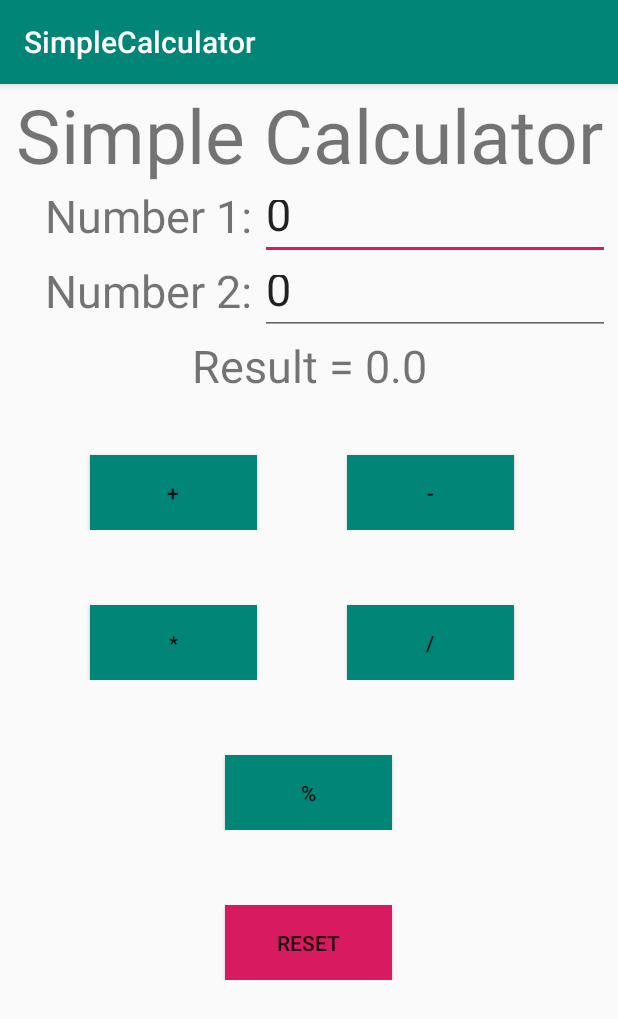
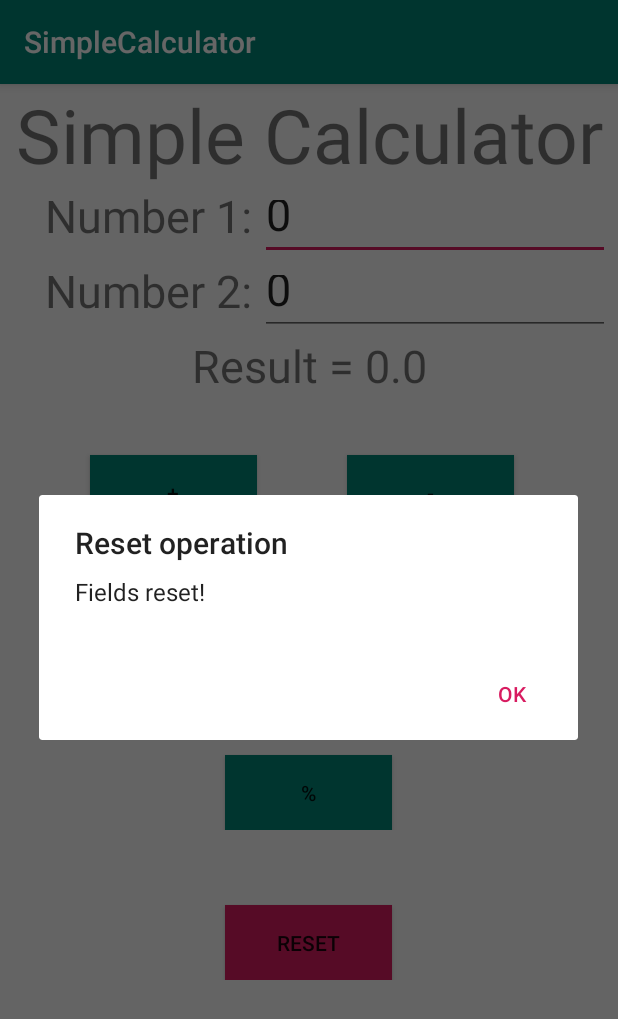
Before and after one commit to gauravc6/CollegeStuff, an Android app: the screen it shows after launch (MainActivity), after a tap on "RESET", on a phone screen of 412 x 824 dp. Shown: the top 1019 px of the screen. Run offline under Robolectric (Android 15) with nearby library versions, the phone set to English and light mode, and no system bars; 1 other tap on this screen came first.

Commit message:
Add alerts for operations

```diff
--- a/java/MobileAppDev/SimpleCalculator/app/src/main/java/com/somecoolname/simplecalculator/MainActivity.java
+++ b/java/MobileAppDev/SimpleCalculator/app/src/main/java/com/somecoolname/simplecalculator/MainActivity.java
@@ -1,10 +1,13 @@
 package com.somecoolname.simplecalculator;
 
+import androidx.appcompat.app.AlertDialog;
 import androidx.appcompat.app.AppCompatActivity;
 
+import android.content.DialogInterface;
 import android.os.Bundle;
 
 import android.view.View;
+import android.widget.Button;
 import android.widget.EditText;
 import android.widget.TextView;
 
@@ -14,65 +17,110 @@ public class MainActivity extends AppCompatActivity {
     private EditText field1;
     private EditText field2;
     private TextView resText;
+    private Button reset, add, mult, sub, div, mod;
 
 
     @Override
     protected void onCreate(Bundle savedInstanceState) {
         super.onCreate(savedInstanceState);
         setContentView(R.layout.layout_relative);
-    }
 
-    public void addNum(View v){
+        reset = findViewById(R.id.resetbutton);
+        add = findViewById(R.id.addbutton);
+        mult = findViewById(R.id.multbutton);
+        sub = findViewById(R.id.subbutton);
+        div = findViewById(R.id.divbutton);
+        mod = findViewById(R.id.modbutton);
+
+        add.setOnClickListener(new View.OnClickListener() {
+            @Override
+            public void onClick(View v) {
                 field1 = findViewById(R.id.editText);
                 field2 = findViewById(R.id.editText2);
                 float num1 = Float.valueOf(field1.getText().toString());
                 float num2 = Float.valueOf(field2.getText().toString());
                 float res = num1 + num2;
                 setVal(res);
+                createDialog("Addition of "+field1.getText()+" and "+field2.getText()+" is "+res+".", "Add operation");
             }
+        });
 
-    public void subNum(View v){
+        sub.setOnClickListener(new View.OnClickListener() {
+            @Override
+            public void onClick(View v) {
                 field1 = findViewById(R.id.editText);
                 field2 = findViewById(R.id.editText2);
                 float num1 = Float.valueOf(field1.getText().toString());
                 float num2 = Float.valueOf(field2.getText().toString());
                 float res = num1 - num2;
                 setVal(res);
+                createDialog("Subtraction of "+field2.getText()+" from "+field1.getText()+" is "+res+".", "Subtract Operation");
             }
+        });
 
-    public void multNum(View v){
+        mult.setOnClickListener(new View.OnClickListener() {
+            @Override
+            public void onClick(View v) {
                 field1 = findViewById(R.id.editText);
                 field2 = findViewById(R.id.editText2);
                 float num1 = Float.valueOf(field1.getText().toString());
                 float num2 = Float.valueOf(field2.getText().toString());
                 float res = num1 * num2;
                 setVal(res);
+                createDialog("Multiplication of "+field1.getText()+" and "+field2.getText()+" is "+res+".", "Multiply operation");
             }
+        });
 
-    public void divNum(View v){
+        div.setOnClickListener(new View.OnClickListener() {
+            @Override
+            public void onClick(View v) {
                 field1 = findViewById(R.id.editText);
                 field2 = findViewById(R.id.editText2);
                 float num1 = Float.valueOf(field1.getText().toString());
                 float num2 = Float.valueOf(field2.getText().toString());
                 float res = num1 / num2;
                 setVal(res);
+                createDialog("Division of "+field1.getText()+" by "+field2.getText()+" is "+res+".", "Divide operation");
             }
+        });
 
-    public void modNum(View v){
+        mod.setOnClickListener(new View.OnClickListener() {
+            @Override
+            public void onClick(View v) {
                 field1 = findViewById(R.id.editText);
                 field2 = findViewById(R.id.editText2);
                 float num1 = Float.valueOf(field1.getText().toString());
                 float num2 = Float.valueOf(field2.getText().toString());
                 float res = num1 % num2;
                 setVal(res);
+                createDialog("Mod of "+field1.getText()+" and "+field2.getText()+" is "+res+".", "Mod operation");
             }
-
-    public void resetField(View v){
+        });
+        reset.setOnClickListener(new View.OnClickListener() {
+            @Override
+            public void onClick(View v) {
                 field1 = findViewById(R.id.editText);
                 field2 = findViewById(R.id.editText2);
                 field1.setText(String.valueOf(0));
                 field2.setText(String.valueOf(0));
                 setVal(0);
+                createDialog("Fields reset!", "Reset operation");
+            }
+        });
+    }
+
+    public void createDialog(String msg, String title) {
+        AlertDialog.Builder alertBuilder = new AlertDialog.Builder(MainActivity.this);
+        alertBuilder.setMessage(msg).setCancelable(true)
+                .setPositiveButton("Ok", new DialogInterface.OnClickListener() {
+                    @Override
+                    public void onClick(DialogInterface dialog, int which) {
+                        dialog.cancel();
+                    }
+                });
+        AlertDialog alertDialog = alertBuilder.create();
+        alertDialog.setTitle(title);
+        alertDialog.show();
     }
 
     public void setVal(float x){
--- a/java/MobileAppDev/SimpleCalculator/app/src/main/res/layout/layout_linear.xml
+++ b/java/MobileAppDev/SimpleCalculator/app/src/main/res/layout/layout_linear.xml
@@ -73,7 +73,6 @@
         android:layout_height="wrap_content"
         android:orientation="horizontal">
         <Button
-            android:onClick="addNum"
             android:id="@+id/addbutton"
             android:layout_width="111dp"
             android:layout_height="match_parent"
@@ -82,7 +81,6 @@
             android:text="+"
             android:background="@color/colorPrimary"/>
         <Button
-            android:onClick="subNum"
             android:id="@+id/subbutton"
             android:layout_width="111dp"
             android:layout_height="match_parent"
@@ -97,7 +95,6 @@
         android:layout_height="wrap_content"
         android:orientation="horizontal">
         <Button
-            android:onClick="multNum"
             android:id="@+id/multbutton"
             android:layout_width="111dp"
             android:layout_height="match_parent"
@@ -106,7 +103,6 @@
             android:text="*"
             android:background="@color/colorPrimary"/>
         <Button
-            android:onClick="divNum"
             android:id="@+id/divbutton"
             android:layout_width="111dp"
             android:layout_height="match_parent"
@@ -120,7 +116,6 @@
         android:layout_height="wrap_content"
         android:orientation="horizontal">
         <Button
-            android:onClick="modNum"
             android:id="@+id/modbutton"
             android:layout_width="111dp"
             android:layout_height="match_parent"
@@ -135,7 +130,6 @@
         android:layout_height="wrap_content"
         android:orientation="horizontal">
         <Button
-            android:onClick="resetField"
             android:id="@+id/resetbutton"
             android:layout_width="111dp"
             android:layout_height="match_parent"
--- a/java/MobileAppDev/SimpleCalculator/app/src/main/res/layout/layout_relative.xml
+++ b/java/MobileAppDev/SimpleCalculator/app/src/main/res/layout/layout_relative.xml
@@ -79,7 +79,6 @@
             android:textSize="30dp" />
 
         <Button
-            android:onClick="addNum"
             android:id="@+id/addbutton"
             android:layout_width="111dp"
             android:layout_height="50dp"
@@ -92,7 +91,6 @@
             android:text="+" />
 
         <Button
-            android:onClick="subNum"
             android:id="@+id/subbutton"
             android:layout_width="111dp"
             android:layout_height="50dp"
@@ -112,7 +110,6 @@
         android:layout_marginTop="200dp">
 
         <Button
-            android:onClick="multNum"
             android:id="@+id/multbutton"
             android:layout_width="111dp"
             android:layout_height="50dp"
@@ -125,7 +122,6 @@
             android:text="*" />
 
         <Button
-            android:onClick="divNum"
             android:id="@+id/divbutton"
             android:layout_width="111dp"
             android:layout_height="50dp"
@@ -143,7 +139,6 @@
         android:layout_below="@+id/textView"
         android:layout_marginTop="300dp">
         <Button
-            android:onClick="modNum"
             android:id="@+id/modbutton"
             android:layout_width="111dp"
             android:layout_height="50dp"
@@ -158,7 +153,6 @@
         android:layout_below="@+id/textView"
         android:layout_marginTop="400dp">
         <Button
-            android:onClick="resetField"
             android:id="@+id/resetbutton"
             android:layout_width="111dp"
             android:layout_height="50dp"
--- a/java/MobileAppDev/SimpleCalculator/app/src/main/res/layout/layout_table.xml
+++ b/java/MobileAppDev/SimpleCalculator/app/src/main/res/layout/layout_table.xml
@@ -109,7 +109,6 @@
         <TableRow android:layout_height="wrap_content">
 
             <Button
-                android:onClick="multNum"
                 android:id="@+id/multbutton"
                 android:layout_width="111dp"
                 android:layout_height="match_parent"
@@ -118,7 +117,6 @@
                 android:text="*"
                 android:background="@color/colorPrimary"/>
             <Button
-                android:onClick="divNum"
                 android:id="@+id/divbutton"
                 android:layout_width="111dp"
                 android:layout_height="match_parent"
@@ -137,7 +135,6 @@
         <TableRow android:layout_height="wrap_content">
 
             <Button
-                android:onClick="modNum"
                 android:id="@+id/modbutton"
                 android:layout_width="111dp"
                 android:layout_height="match_parent"
@@ -155,7 +152,6 @@
         <TableRow android:layout_height="wrap_content">
 
             <Button
-                android:onClick="resetField"
                 android:id="@+id/resetbutton"
                 android:layout_width="111dp"
                 android:layout_height="match_parent"
```
Lines whose indentation alone changed are shown as unchanged.
